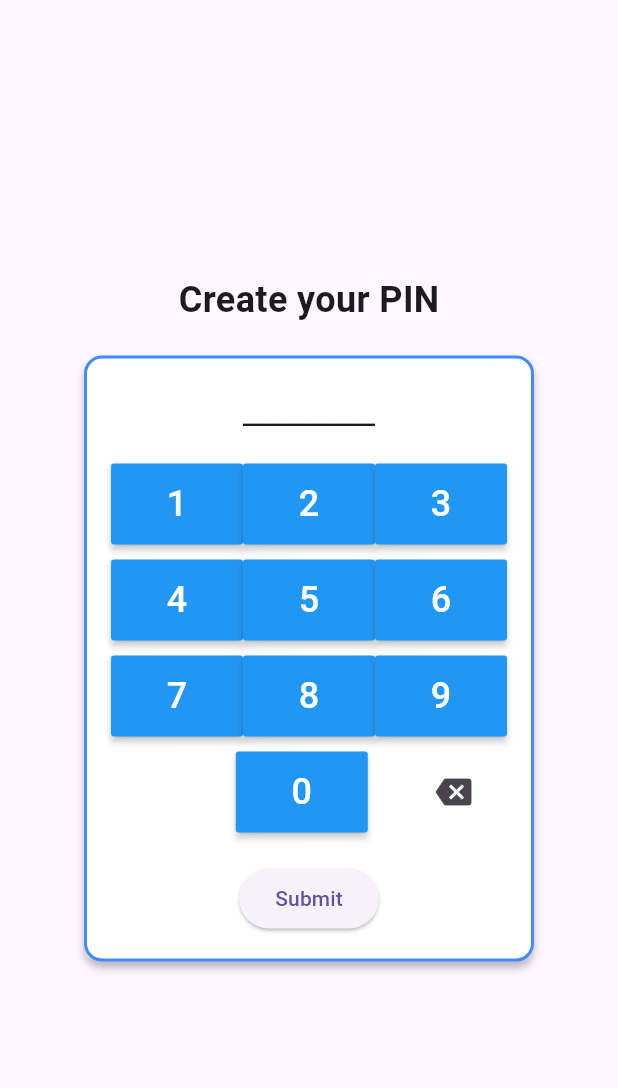
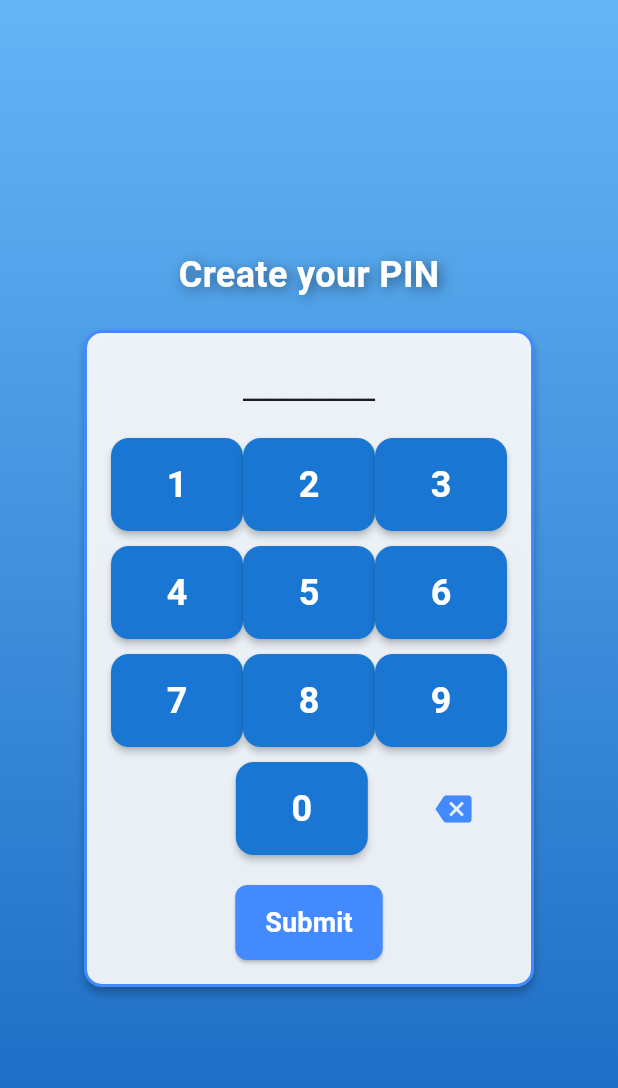
Before and after one commit to sephiaz1/Flutter-Note, a Flutter app: the screen it shows after launch, on a phone screen of 412 x 824 dp. Shown: the top 1088 px of the screen. Run offline on Flutter 3.47's test engine with Material 3 defaults, Android fonts, the phone set to English and light mode, and no system bars; our stand-ins replace google_fonts, hive, hive_flutter; accounts and stored records are empty.

Commit message:
Percantik UI

```diff
--- a/lib/home_page.dart
+++ b/lib/home_page.dart
@@ -112,8 +112,17 @@ class _HomePageState extends State<HomePage> {
   @override
   Widget build(BuildContext context) {
     return Scaffold(
-      body: Center(
-        child: _pinScreen(),
+      body: Container(
+        decoration: BoxDecoration(
+          gradient: LinearGradient(
+            colors: [Colors.blue.shade300, Colors.blue.shade800],
+            begin: Alignment.topCenter,
+            end: Alignment.bottomCenter,
+          ),
+        ),
+        child: Center(
+          child: _pinScreen(),
+        ),
       ),
     );
   }
@@ -124,7 +133,18 @@ class _HomePageState extends State<HomePage> {
       children: [
         Text(
           _isCreatingPin ? 'Create your PIN' : 'Enter your PIN',
-          style: TextStyle(fontSize: 24, fontWeight: FontWeight.bold),
+          style: TextStyle(
+            fontSize: 24,
+            fontWeight: FontWeight.bold,
+            color: Colors.white,
+            shadows: [
+              Shadow(
+                blurRadius: 10.0,
+                color: Colors.black45,
+                offset: Offset(2.0, 2.0),
+              ),
+            ],
+          ),
         ),
         SizedBox(height: 20),
         PinPad(
@@ -163,7 +183,7 @@ class _PinPadState extends State<PinPad> {
       width: 300,
       padding: EdgeInsets.all(16),
       decoration: BoxDecoration(
-        color: Colors.white,
+        color: Colors.white.withOpacity(0.9),
         border: Border.all(color: Colors.blueAccent, width: 2),
         borderRadius: BorderRadius.circular(12),
         boxShadow: const [
@@ -221,14 +241,27 @@ class _PinPadState extends State<PinPad> {
               const SizedBox(width: 10),
               IconButton(
                 onPressed: _onDeletePressed,
-                icon: const Icon(Icons.backspace),
+                icon: const Icon(Icons.backspace, color: Colors.blueAccent),
               ),
             ],
           ),
           const SizedBox(height: 20),
           ElevatedButton(
             onPressed: widget.onSubmit,
-            child: const Text('Submit'),
+            style: ElevatedButton.styleFrom(
+              padding: EdgeInsets.symmetric(vertical: 12, horizontal: 20),
+              backgroundColor: Colors.blueAccent,
+              shape: RoundedRectangleBorder(
+                borderRadius: BorderRadius.circular(8),
+              ),
+            ),
+            child: const Text(
+              'Submit',
+              style: TextStyle(
+                  fontSize: 18,
+                  fontWeight: FontWeight.bold,
+                  color: Colors.white),
+            ),
           ),
         ],
       ),
@@ -266,11 +299,14 @@ class PinButton extends StatelessWidget {
       onPressed: onPressed,
       child: Text(
         text,
-        style: TextStyle(fontSize: 24),
+        style: TextStyle(fontSize: 24, fontWeight: FontWeight.bold),
       ),
-      color: Colors.blue,
+      color: Colors.blue.shade700,
       textColor: Colors.white,
-      padding: EdgeInsets.symmetric(vertical: 10, horizontal: 20),
+      padding: EdgeInsets.symmetric(vertical: 14, horizontal: 22),
+      shape: RoundedRectangleBorder(
+        borderRadius: BorderRadius.circular(12),
+      ),
     );
   }
 }
--- a/lib/note_screen.dart
+++ b/lib/note_screen.dart
@@ -170,6 +170,7 @@ class _NoteScreenState extends State<NoteScreen> {
         ],
       ),
       floatingActionButton: FloatingActionButton(
+        backgroundColor: Color(0xFFFFD700),
         onPressed: () {
           Color selectedColor = AppStyle
               .cardsColor[_noteBox!.length % AppStyle.cardsColor.length];
--- a/lib/profile_screen.dart
+++ b/lib/profile_screen.dart
@@ -54,17 +54,21 @@ class _ProfileScreenState extends State<ProfileScreen> {
   Widget build(BuildContext context) {
     return Scaffold(
       appBar: AppBar(
-        title: Text('Profile'),
-        backgroundColor: Colors.teal.shade100,
+        title: Text(
+          'Profile',
+          style: TextStyle(color: Colors.white),
+        ),
+        backgroundColor: Color(0xFF000633),
         leading: IconButton(
           icon: Icon(Icons.arrow_back),
+          color: Colors.white,
           onPressed: () {
             Navigator.pop(context);
           },
         ),
       ),
       body: Container(
-        color: Colors.teal.shade100,
+        color: Color(0xFF000633),
         child: Center(
           child: Column(
             mainAxisAlignment: MainAxisAlignment.center,
```
